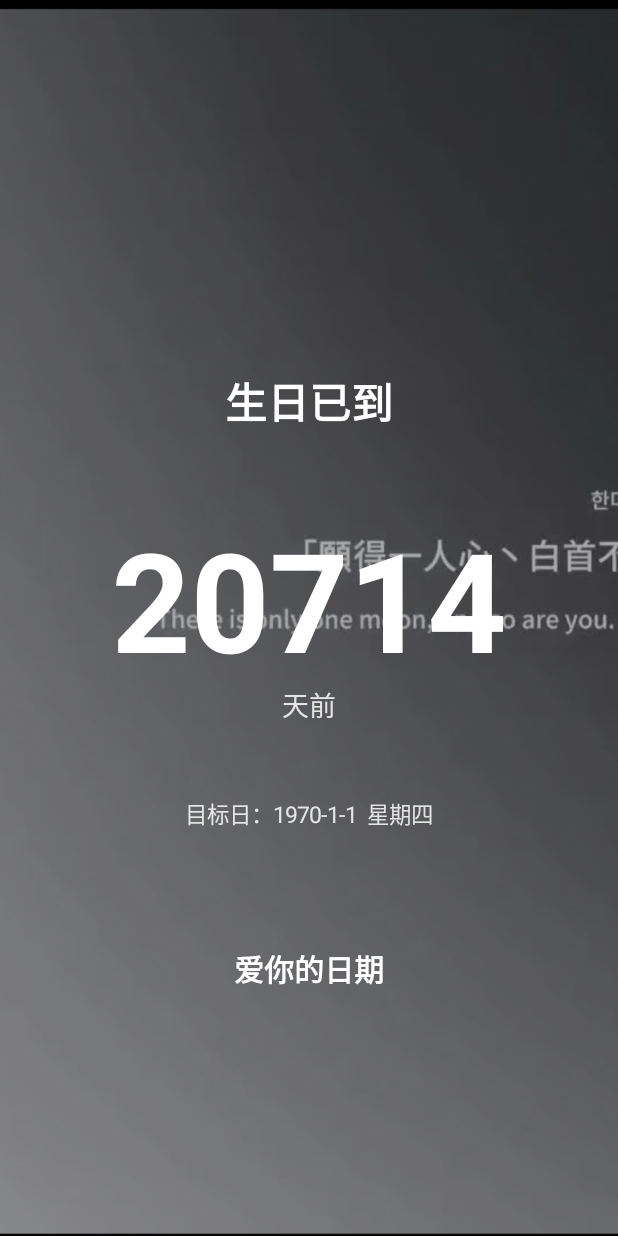
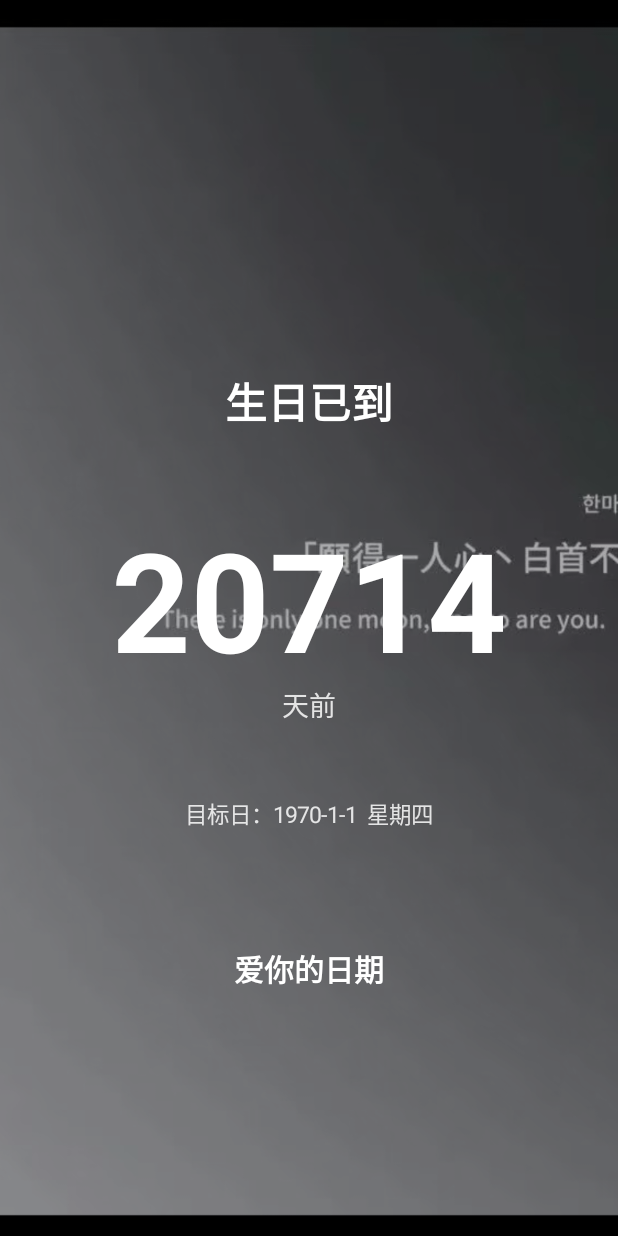
Before and after one commit to flechazo-crushed/daymark, an Android app: the screen it shows after launch (MainActivity), on a phone screen of 412 x 824 dp. Run offline under Robolectric (Android 15) with nearby library versions, the phone set to English and light mode, and no system bars; plain views replace LiquidGlassView.

Commit message:
slightly reduce background image scale

```diff
--- a/app/build.gradle
+++ b/app/build.gradle
@@ -57,8 +57,8 @@ android {
         applicationId 'com.example.daymark'
         minSdk 26
         targetSdk 35
-        versionCode 2
-        versionName '1.0.1'
+        versionCode 4
+        versionName '1.0.4'
 
         buildConfigField 'long', 'COUNTDOWN_START_EPOCH_SECONDS', "${countdownEpochSeconds}L"
         buildConfigField 'String', 'COUNTDOWN_START_ISO', '"' + countdownStart.replace('"', '\\"') + '"'
--- a/app/src/main/res/layout/activity_main.xml
+++ b/app/src/main/res/layout/activity_main.xml
@@ -2,7 +2,8 @@
 <com.example.daymark.CountdownView xmlns:android="http://schemas.android.com/apk/res/android"
     xmlns:app="http://schemas.android.com/apk/res-auto"
     android:layout_width="match_parent"
-    android:layout_height="match_parent">
+    android:layout_height="match_parent"
+    android:background="#000000">
 
     <ImageView
         android:id="@+id/background_image"
@@ -10,6 +11,8 @@
         android:layout_height="match_parent"
         android:contentDescription="@null"
         android:scaleType="centerCrop"
+        android:scaleX="0.97"
+        android:scaleY="0.97"
         android:src="@drawable/home_image" />
 
     <View
```
